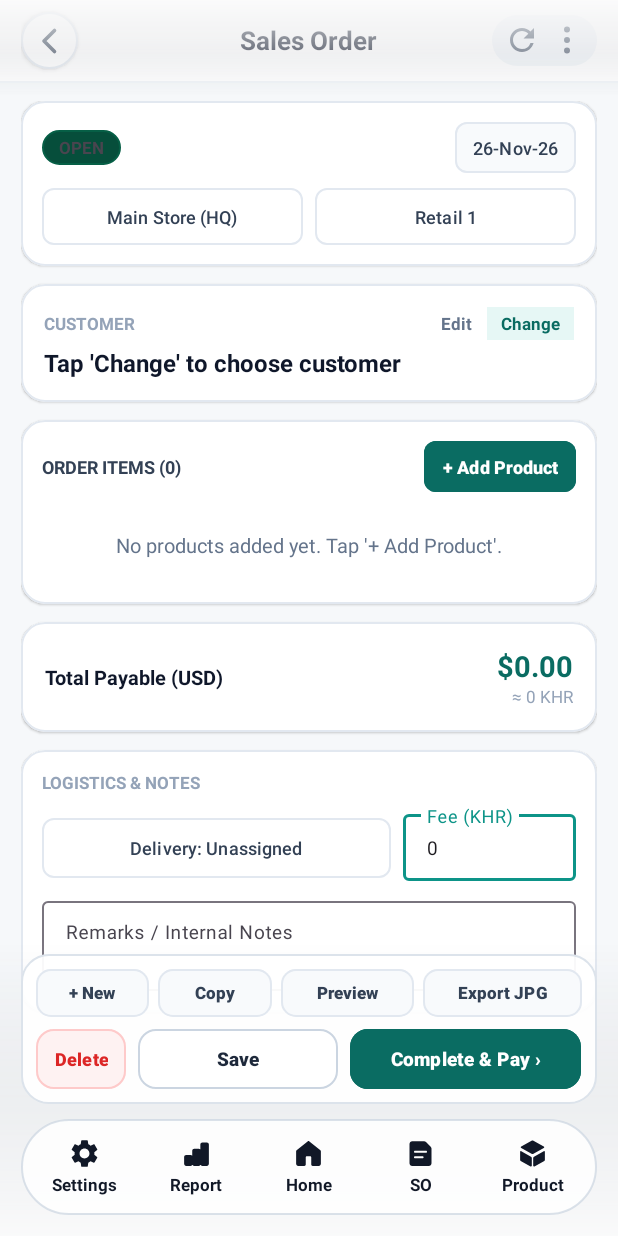
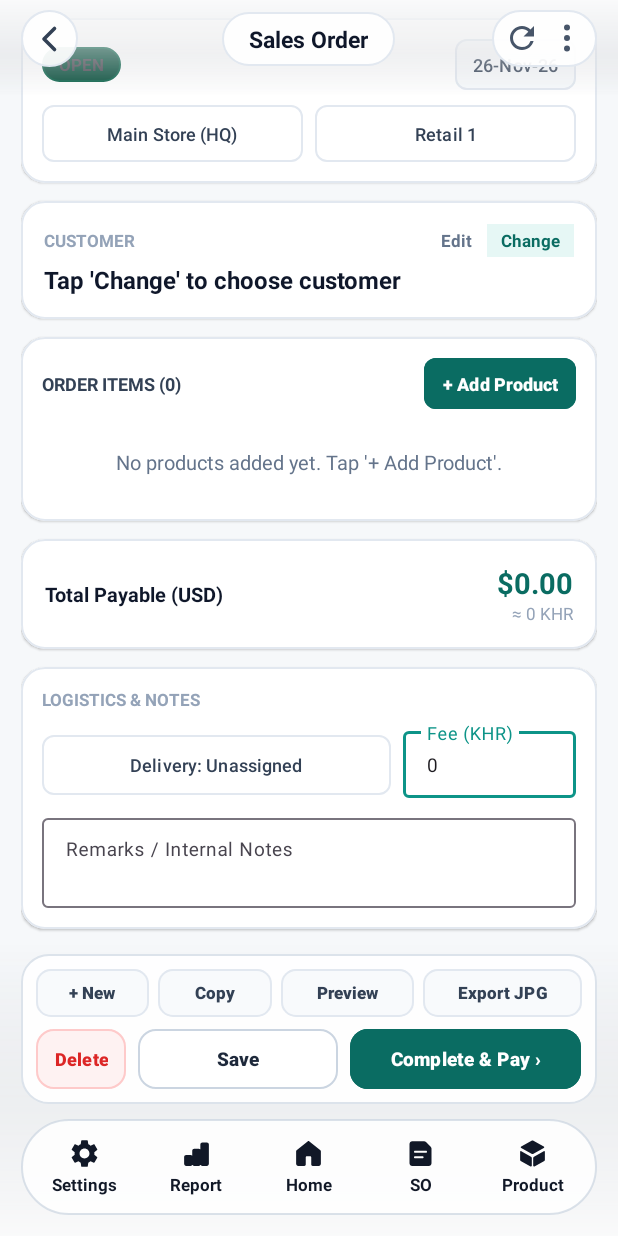
Before and after one commit to dukphichenda/Premium-Pos, an Android app: the layout activity_sales_order_detail.xml on its own in the app's theme, with its tools: preview values and no code run, on a phone screen of 412 x 824 dp. Run offline under Robolectric (Android 15) with nearby library versions, the phone set to English and light mode, and no system bars.

Commit message:
v2.7.1: Floating top capsules on SO detail (Back, SO number capsule, Refresh/More) over scrolling content

```diff
--- a/android/app/build.gradle
+++ b/android/app/build.gradle
@@ -11,8 +11,8 @@ android {
         applicationId "com.inflow.premium"
         minSdk 24
         targetSdk 34
-        versionCode 11
-        versionName "2.7.0"
+        versionCode 12
+        versionName "2.7.1"
 
         testInstrumentationRunner "androidx.test.runner.AndroidJUnitRunner"
     }
--- a/android/app/src/main/java/com/inflow/premium/ui/SalesOrderDetailActivity.kt
+++ b/android/app/src/main/java/com/inflow/premium/ui/SalesOrderDetailActivity.kt
@@ -107,6 +107,17 @@ class SalesOrderDetailActivity : AppCompatActivity() {
             extraTopDp = 2,
             extraBottomScrollDp = 220
         )
+        binding.topHeader.addOnLayoutChangeListener { v, _, _, _, _, _, _, _, _ ->
+            val topH = v.height
+            if (topH > 0 && binding.scrollDetail.paddingTop != topH) {
+                binding.scrollDetail.setPadding(
+                    binding.scrollDetail.paddingLeft,
+                    topH,
+                    binding.scrollDetail.paddingRight,
+                    binding.scrollDetail.paddingBottom
+                )
+            }
+        }
 
         if (orderId > 0) {
             loadOrderDetail()
--- /dev/null
+++ b/android/app/src/main/res/drawable/bg_floating_top_capsule.xml
@@ -0,0 +1,9 @@
+<?xml version="1.0" encoding="utf-8"?>
+<shape xmlns:android="http://schemas.android.com/apk/res/android"
+    android:shape="rectangle">
+    <solid android:color="#EBFFFFFF" />
+    <corners android:radius="999dp" />
+    <stroke
+        android:width="1dp"
+        android:color="#E2E8F0" />
+</shape>
--- a/android/app/src/main/res/layout/activity_app_settings.xml
+++ b/android/app/src/main/res/layout/activity_app_settings.xml
@@ -187,7 +187,7 @@
                         android:layout_width="match_parent"
                         android:layout_height="42dp"
                         android:layout_marginTop="6dp"
-                        android:text="App Version 2.7.0 • Check APK Updates" />
+                        android:text="App Version 2.7.1 • Check APK Updates" />
 
                     <com.google.android.material.button.MaterialButton
                         android:id="@+id/btnSignOut"
--- a/android/app/src/main/res/layout/activity_sales_order_detail.xml
+++ b/android/app/src/main/res/layout/activity_sales_order_detail.xml
@@ -7,94 +7,13 @@
     android:clipChildren="false"
     android:clipToPadding="false">
 
-    <!-- Clean White Top Header Bar -->
-    <com.google.android.material.appbar.AppBarLayout
-        android:id="@+id/appBar"
-        android:layout_width="match_parent"
-        android:layout_height="wrap_content"
-        android:background="@android:color/transparent"
-        app:elevation="0dp">
-
-        <LinearLayout
-            android:id="@+id/topHeader"
-            android:layout_width="match_parent"
-            android:layout_height="wrap_content"
-            android:background="#FFFFFF"
-            android:orientation="vertical"
-            app:layout_scrollFlags="scroll|enterAlways|snap">
-
-            <RelativeLayout
-                android:layout_width="match_parent"
-                android:layout_height="54dp"
-                android:paddingHorizontal="14dp">
-
-                <ImageButton
-                    android:id="@+id/btnDetailBack"
-                    android:layout_width="38dp"
-                    android:layout_height="38dp"
-                    android:layout_alignParentStart="true"
-                    android:layout_centerVertical="true"
-                    android:background="@drawable/bg_circle_white_btn"
-                    android:contentDescription="Back"
-                    android:elevation="2dp"
-                    android:padding="8dp"
-                    android:src="@drawable/ic_chevron_back" />
-
-                <TextView
-                    android:id="@+id/tvDetailTitle"
-                    android:layout_width="wrap_content"
-                    android:layout_height="wrap_content"
-                    android:layout_centerInParent="true"
-                    android:text="Sales Order"
-                    android:textColor="#0F172A"
-                    android:textSize="17sp"
-                    android:textStyle="bold" />
-
-                <LinearLayout
-                    android:layout_width="wrap_content"
-                    android:layout_height="34dp"
-                    android:layout_alignParentEnd="true"
-                    android:layout_centerVertical="true"
-                    android:background="@drawable/bg_pill_slate_controls"
-                    android:gravity="center_vertical"
-                    android:orientation="horizontal"
-                    android:paddingHorizontal="6dp">
-
-                    <ImageButton
-                        android:id="@+id/btnDetailRefresh"
-                        android:layout_width="28dp"
-                        android:layout_height="28dp"
-                        android:background="?attr/selectableItemBackgroundBorderless"
-                        android:contentDescription="Refresh"
-                        android:padding="5dp"
-                        android:src="@drawable/ic_refresh_dark" />
-
-                    <ImageButton
-                        android:id="@+id/btnDetailMore"
-                        android:layout_width="28dp"
-                        android:layout_height="28dp"
-                        android:layout_marginStart="2dp"
-                        android:background="?attr/selectableItemBackgroundBorderless"
-                        android:contentDescription="More options"
-                        android:padding="5dp"
-                        android:src="@drawable/ic_more_vert_dark" />
-                </LinearLayout>
-            </RelativeLayout>
-
-            <View
-                android:layout_width="match_parent"
-                android:layout_height="1dp"
-                android:background="#F1F5F9" />
-        </LinearLayout>
-    </com.google.android.material.appbar.AppBarLayout>
-
+    <!-- Scrollable Detail Content (Edge-to-Edge underneath floating top & bottom capsules) -->
     <ScrollView
         android:id="@+id/scrollDetail"
         android:layout_width="match_parent"
         android:layout_height="match_parent"
         android:clipToPadding="false"
-        android:paddingBottom="220dp"
-        app:layout_behavior="@string/appbar_scrolling_view_behavior">
+        android:paddingBottom="220dp">
 
         <LinearLayout
             android:layout_width="match_parent"
@@ -598,6 +517,85 @@
         android:layout_gravity="top"
         android:background="@drawable/bg_top_glow_scrim" />
 
+    <!-- Floating Top Navigation Bar (Floats over scrolling content) -->
+    <LinearLayout
+        android:id="@+id/topHeader"
+        android:layout_width="match_parent"
+        android:layout_height="wrap_content"
+        android:layout_gravity="top"
+        android:background="@android:color/transparent"
+        android:elevation="8dp"
+        android:orientation="vertical">
+
+        <RelativeLayout
+            android:layout_width="match_parent"
+            android:layout_height="52dp"
+            android:clipChildren="false"
+            android:clipToPadding="false"
+            android:paddingHorizontal="14dp">
+
+            <ImageButton
+                android:id="@+id/btnDetailBack"
+                android:layout_width="38dp"
+                android:layout_height="38dp"
+                android:layout_alignParentStart="true"
+                android:layout_centerVertical="true"
+                android:background="@drawable/bg_floating_top_capsule"
+                android:contentDescription="Back"
+                android:elevation="4dp"
+                android:padding="8dp"
+                android:src="@drawable/ic_chevron_back" />
+
+            <TextView
+                android:id="@+id/tvDetailTitle"
+                android:layout_width="wrap_content"
+                android:layout_height="wrap_content"
+                android:layout_centerInParent="true"
+                android:background="@drawable/bg_floating_top_capsule"
+                android:elevation="4dp"
+                android:ellipsize="end"
+                android:maxLines="1"
+                android:maxWidth="200dp"
+                android:paddingHorizontal="18dp"
+                android:paddingVertical="7dp"
+                android:text="Sales Order"
+                android:textColor="#0F172A"
+                android:textSize="15sp"
+                android:textStyle="bold" />
+
+            <LinearLayout
+                android:layout_width="wrap_content"
+                android:layout_height="38dp"
+                android:layout_alignParentEnd="true"
+                android:layout_centerVertical="true"
+                android:background="@drawable/bg_floating_top_capsule"
+                android:elevation="4dp"
+                android:gravity="center_vertical"
+                android:orientation="horizontal"
+                android:paddingHorizontal="6dp">
+
+                <ImageButton
+                    android:id="@+id/btnDetailRefresh"
+                    android:layout_width="28dp"
+                    android:layout_height="28dp"
+                    android:background="?attr/selectableItemBackgroundBorderless"
+                    android:contentDescription="Refresh"
+                    android:padding="5dp"
+                    android:src="@drawable/ic_refresh_dark" />
+
+                <ImageButton
+                    android:id="@+id/btnDetailMore"
+                    android:layout_width="28dp"
+                    android:layout_height="28dp"
+                    android:layout_marginStart="2dp"
+                    android:background="?attr/selectableItemBackgroundBorderless"
+                    android:contentDescription="More options"
+                    android:padding="5dp"
+                    android:src="@drawable/ic_more_vert_dark" />
+            </LinearLayout>
+        </RelativeLayout>
+    </LinearLayout>
+
     <View
         android:id="@+id/bottomScrim"
         android:layout_width="match_parent"
```
